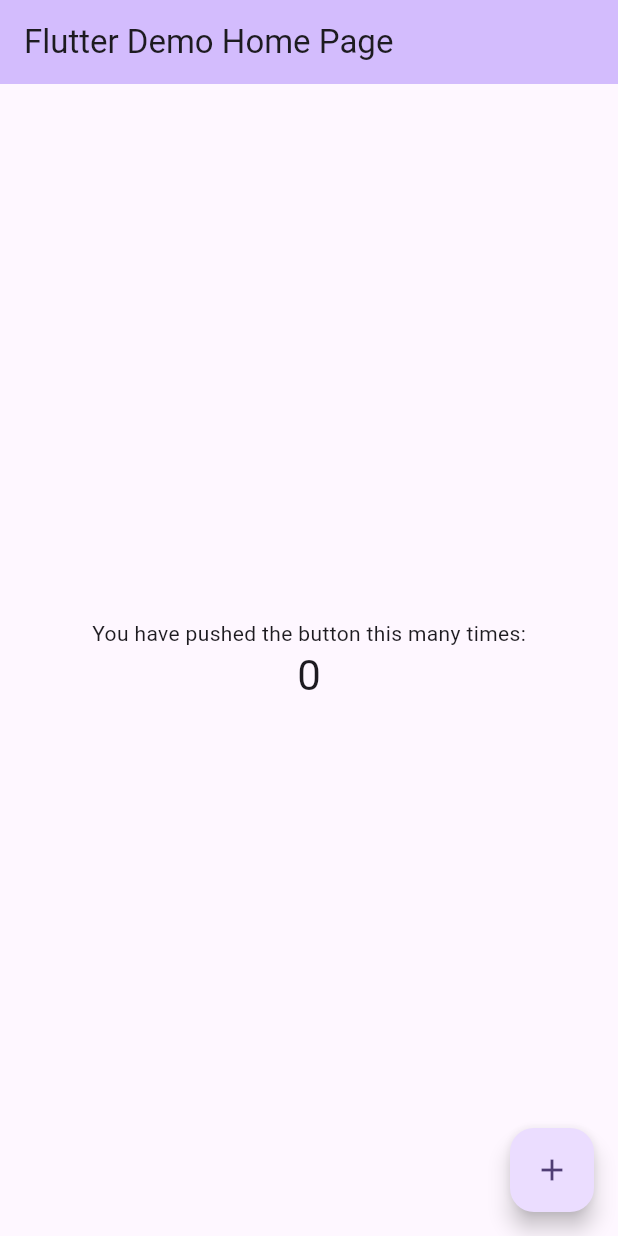
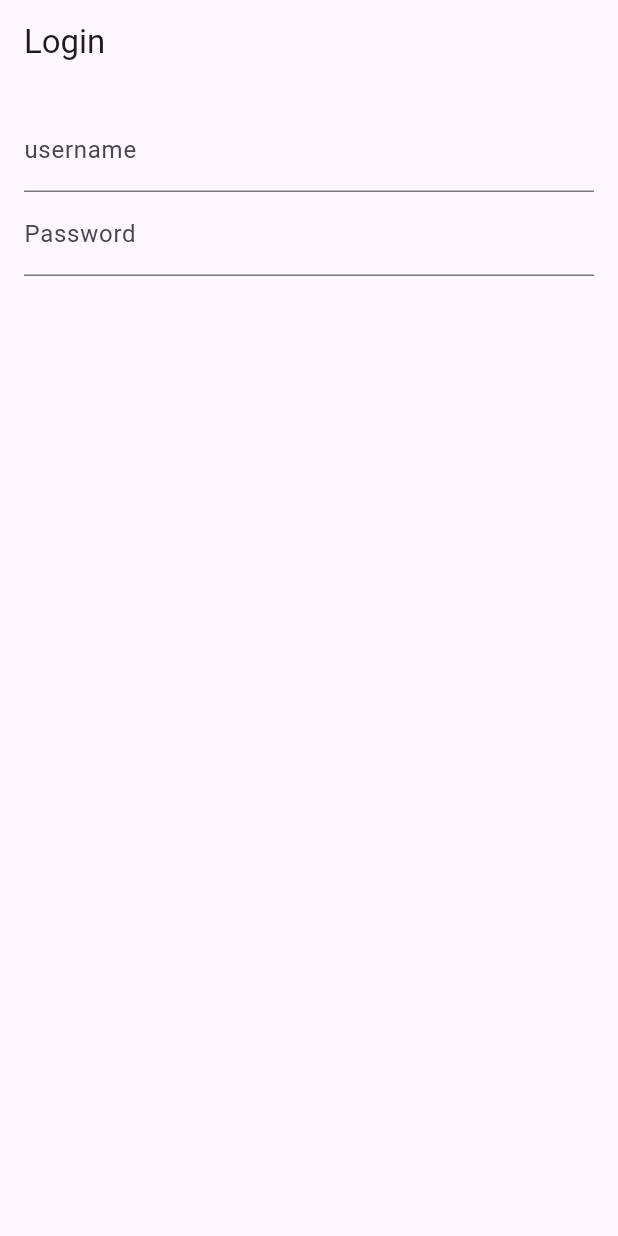
Before and after one commit to BeginerLord/flutter_connect_api, a Flutter app: the screen it shows after launch, on a phone screen of 412 x 824 dp. Run offline on Flutter 3.47's test engine with Material 3 defaults, Android fonts, the phone set to English and light mode, and no system bars; our stand-ins replace dio, flutter_dotenv, flutter_hooks, jwt_decoder, shared_preferences.

Commit message:
Implement login screen with username and password fields using flutter_hooks

```diff
--- a/lib/main.dart
+++ b/lib/main.dart
@@ -1,128 +1,25 @@
+import 'package:api_to_connet/screens/login/login_screen.dart';
 import 'package:flutter/material.dart';
 import 'package:flutter_dotenv/flutter_dotenv.dart';
 
-void main() async {
-  await dotenv.load(fileName: ".env");
+void main()  {
+   dotenv.load(fileName: ".env");
   runApp(const MyApp());
 }
 
 class MyApp extends StatelessWidget {
   const MyApp({super.key});
-
-  // This widget is the root of your application.
-  @override
+@override
   Widget build(BuildContext context) {
     return MaterialApp(
-      title: 'Flutter Demo',
+      debugShowCheckedModeBanner: false, //quitar etiqueta debug
+      title: 'hola',
       theme: ThemeData(
-        // This is the theme of your application.
-        //
-        // TRY THIS: Try running your application with "flutter run". You'll see
-        // the application has a purple toolbar. Then, without quitting the app,
-        // try changing the seedColor in the colorScheme below to Colors.green
-        // and then invoke "hot reload" (save your changes or press the "hot
-        // reload" button in a Flutter-supported IDE, or press "r" if you used
-        // the command line to start the app).
-        //
-        // Notice that the counter didn't reset back to zero; the application
-        // state is not lost during the reload. To reset the state, use hot
-        // restart instead.
-        //
-        // This works for code too, not just values: Most code changes can be
-        // tested with just a hot reload.
         colorScheme: ColorScheme.fromSeed(seedColor: Colors.deepPurple),
         useMaterial3: true,
       ),
-      debugShowCheckedModeBanner: false, // Aquí se desactiva la etiqueta de debug
-      home: const MyHomePage(title: 'Flutter Demo Home Page'),
+       home: LoginScreen(), // Establece la pantalla de login como la pantalla inicial
     );
   }
+
 }
-
-class MyHomePage extends StatefulWidget {
-  const MyHomePage({super.key, required this.title});
-
-  // This widget is the home page of your application. It is stateful, meaning
-  // that it has a State object (defined below) that contains fields that affect
-  // how it looks.
-
-  // This class is the configuration for the state. It holds the values (in this
-  // case the title) provided by the parent (in this case the App widget) and
-  // used by the build method of the State. Fields in a Widget subclass are
-  // always marked "final".
-
-  final String title;
-
-  @override
-  State<MyHomePage> createState() => _MyHomePageState();
-}
-
-class _MyHomePageState extends State<MyHomePage> {
-  int _counter = 0;
-
-  void _incrementCounter() {
-    setState(() {
-      // This call to setState tells the Flutter framework that something has
-      // changed in this State, which causes it to rerun the build method below
-      // so that the display can reflect the updated values. If we changed
-      // _counter without calling setState(), then the build method would not be
-      // called again, and so nothing would appear to happen.
-      _counter++;
-    });
-  }
-
-  @override
-  Widget build(BuildContext context) {
-    // This method is rerun every time setState is called, for instance as done
-    // by the _incrementCounter method above.
-    //
-    // The Flutter framework has been optimized to make rerunning build methods
-    // fast, so that you can just rebuild anything that needs updating rather
-    // than having to individually change instances of widgets.
-    return Scaffold(
-      appBar: AppBar(
-        // TRY THIS: Try changing the color here to a specific color (to
-        // Colors.amber, perhaps?) and trigger a hot reload to see the AppBar
-        // change color while the other colors stay the same.
-        backgroundColor: Theme.of(context).colorScheme.inversePrimary,
-        // Here we take the value from the MyHomePage object that was created by
-        // the App.build method, and use it to set our appbar title.
-        title: Text(widget.title),
-      ),
-      body: Center(
-        // Center is a layout widget. It takes a single child and positions it
-        // in the middle of the parent.
-        child: Column(
-          // Column is also a layout widget. It takes a list of children and
-          // arranges them vertically. By default, it sizes itself to fit its
-          // children horizontally, and tries to be as tall as its parent.
-          //
-          // Column has various properties to control how it sizes itself and
-          // how it positions its children. Here we use mainAxisAlignment to
-          // center the children vertically; the main axis here is the vertical
-          // axis because Columns are vertical (the cross axis would be
-          // horizontal).
-          //
-          // TRY THIS: Invoke "debug painting" (choose the "Toggle Debug Paint"
-          // action in the IDE, or press "p" in the console), to see the
-          // wireframe for each widget.
-          mainAxisAlignment: MainAxisAlignment.center,
-          children: <Widget>[
-            const Text(
-              'You have pushed the button this many times:',
-            ),
-            Text(
-              '$_counter',
-              style: Theme.of(context).textTheme.headlineMedium,
-            ),
-          ],
-        ),
-      ),
-      floatingActionButton: FloatingActionButton(
-        onPressed: _incrementCounter,
-        tooltip: 'Increment',
-        child: const Icon(Icons.add),
-      ), // This trailing comma makes auto-formatting nicer for build methods.
-    );
-  }
-}
--- a/lib/screens/login/login_screen.dart
+++ b/lib/screens/login/login_screen.dart
@@ -0,0 +1,32 @@
+import 'package:api_to_connet/hooks/Auth/login.dart';
+import 'package:flutter/material.dart';
+import 'package:flutter_hooks/flutter_hooks.dart';
+
+class LoginScreen extends HookWidget {
+  @override
+  Widget build(BuildContext context) {
+    final usernameController = useTextEditingController();
+    final passwordController = useTextEditingController();
+    final login = useLogin(context);
+
+    return Scaffold(
+        appBar: AppBar(title: Text('Login')),
+        body: Padding(padding: const EdgeInsets.all(16.0),
+        child: Column(
+            children: [
+                TextField(
+                    controller: usernameController,
+                    decoration: InputDecoration(labelText: 'username'),
+                ),
+                TextField(
+                    controller: passwordController,
+                    decoration: InputDecoration(labelText: 'Password'),
+                    obscureText: true,
+
+                )
+            ],
+        ),
+        ),
+    );
+  }
+}
```
